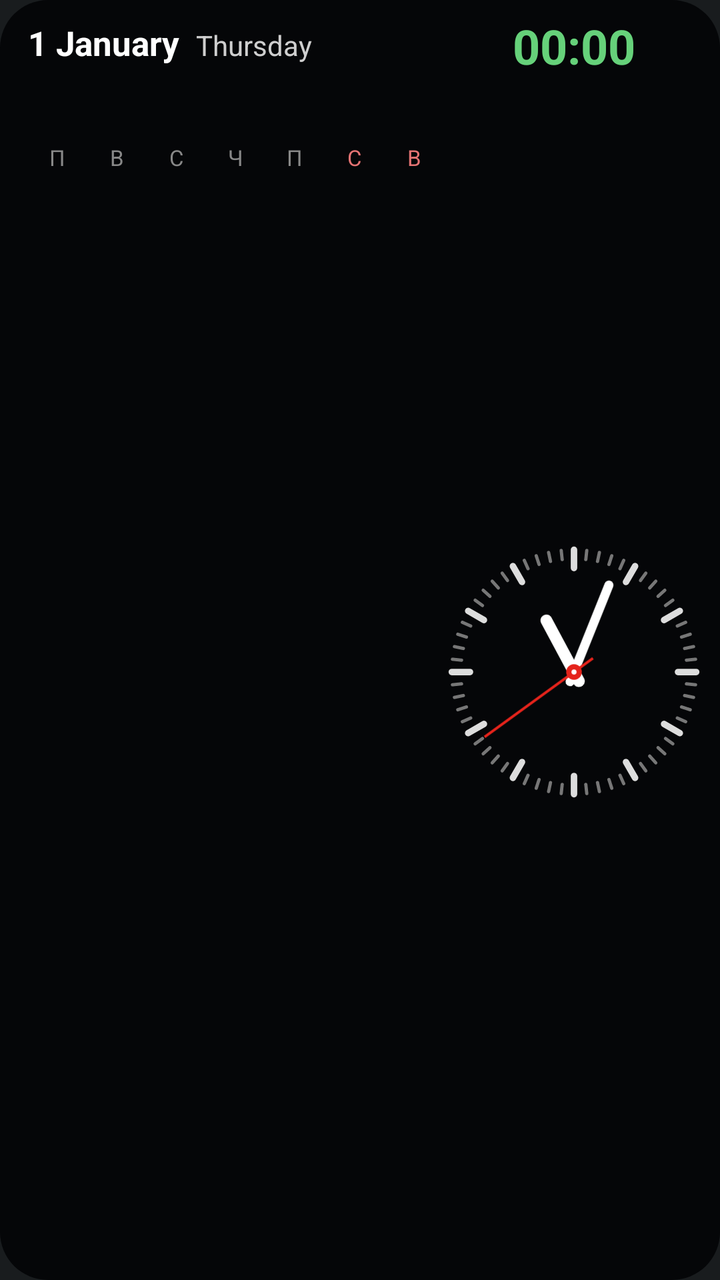
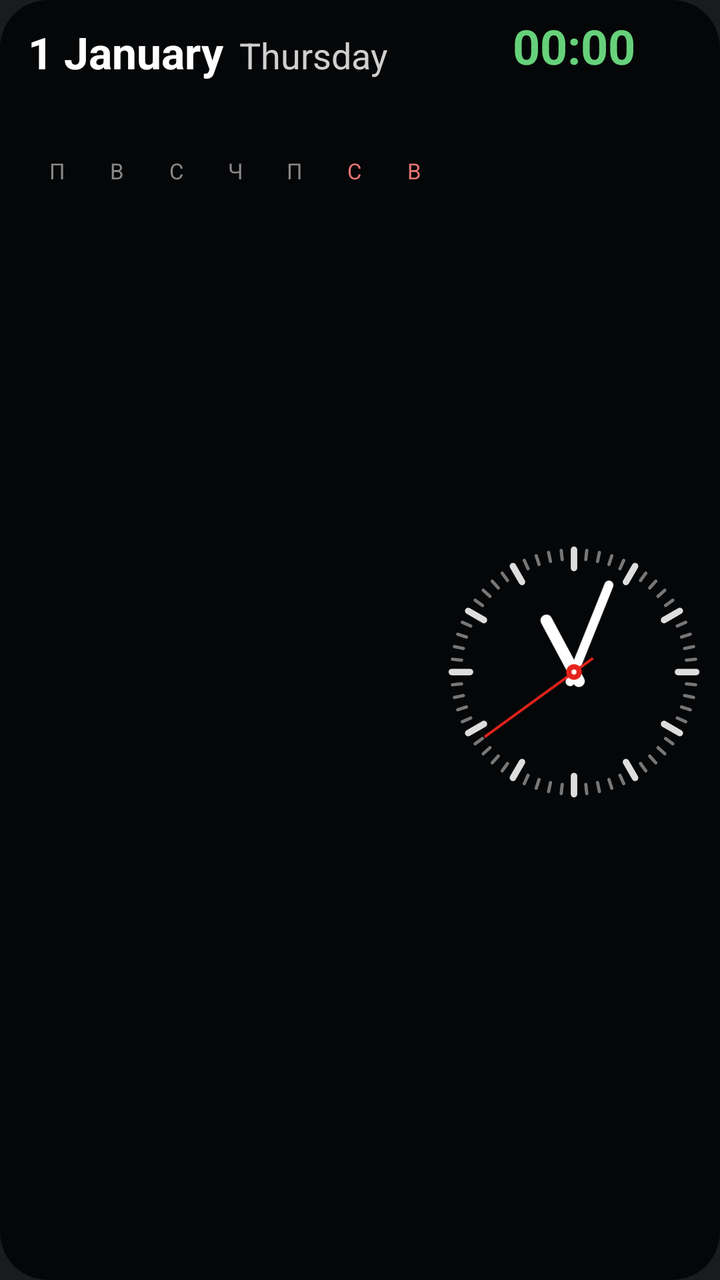

Two renders of the same Android screen: before a commit and after it. Below are the layout's source before the change and the commit's diff.
<!-- AndroidManifest.xml: application theme android:Theme.DeviceDefault.NoActionBar -->
<!-- res/layout/widget.xml -->
<?xml version="1.0" encoding="utf-8"?>
<FrameLayout xmlns:android="http://schemas.android.com/apk/res/android"
    android:id="@+id/root" android:layout_width="match_parent" android:layout_height="match_parent">
  <ImageView android:id="@+id/bg" android:layout_width="match_parent" android:layout_height="match_parent"
      android:src="@drawable/bg" android:scaleType="fitXY"/>
  <LinearLayout android:layout_width="match_parent" android:layout_height="match_parent"
      android:orientation="horizontal" android:paddingStart="14dp" android:paddingEnd="8dp"
      android:paddingTop="10dp" android:paddingBottom="8dp">
    <LinearLayout android:id="@+id/left" android:layout_width="0dp" android:layout_height="match_parent"
        android:layout_weight="1.6" android:orientation="vertical">
      <LinearLayout android:layout_width="match_parent" android:layout_height="wrap_content"
          android:orientation="horizontal" android:baselineAligned="true">
        <TextClock android:id="@+id/date" android:layout_width="wrap_content" android:layout_height="wrap_content"
            android:format12Hour="d MMMM" android:format24Hour="d MMMM" android:textSize="17sp"
            android:textStyle="bold" android:textColor="#FFFFFFFF" android:maxLines="1"/>
        <TextClock android:id="@+id/wday" android:layout_width="wrap_content" android:layout_height="wrap_content"
            android:layout_marginStart="8dp" android:format12Hour="EEEE" android:format24Hour="EEEE"
            android:textSize="14sp" android:textColor="#FFCFCFCF" android:maxLines="1"/>
      </LinearLayout>
      <LinearLayout android:id="@+id/cal" android:layout_width="match_parent" android:layout_height="0dp"
          android:layout_weight="1" android:layout_marginTop="4dp" android:orientation="vertical">
        <LinearLayout android:layout_width="match_parent" android:layout_height="0dp" android:layout_weight="1" android:orientation="horizontal"><TextView android:id="@+id/h0" android:layout_width="0dp" android:layout_height="match_parent" android:layout_weight="1" android:gravity="center" android:textSize="11sp" android:textColor="#FF888888" android:includeFontPadding="false" android:maxLines="1" android:text="П"/><TextView android:id="@+id/h1" android:layout_width="0dp" android:layout_height="match_parent" android:layout_weight="1" android:gravity="center" android:textSize="11sp" android:textColor="#FF888888" android:includeFontPadding="false" android:maxLines="1" android:text="В"/><TextView android:id="@+id/h2" android:layout_width="0dp" android:layout_height="match_parent" android:layout_weight="1" android:gravity="center" android:textSize="11sp" android:textColor="#FF888888" android:includeFontPadding="false" android:maxLines="1" android:text="С"/><TextView android:id="@+id/h3" android:layout_width="0dp" android:layout_height="match_parent" android:layout_weight="1" android:gravity="center" android:textSize="11sp" android:textColor="#FF888888" android:includeFontPadding="false" android:maxLines="1" android:text="Ч"/><TextView android:id="@+id/h4" android:layout_width="0dp" android:layout_height="match_parent" android:layout_weight="1" android:gravity="center" android:textSize="11sp" android:textColor="#FF888888" android:includeFontPadding="false" android:maxLines="1" android:text="П"/><TextView android:id="@+id/h5" android:layout_width="0dp" android:layout_height="match_parent" android:layout_weight="1" android:gravity="center" android:textSize="11sp" android:textColor="#FFE57373" android:includeFontPadding="false" android:maxLines="1" android:text="С"/><TextView android:id="@+id/h6" android:layout_width="0dp" android:layout_height="match_parent" android:layout_weight="1" android:gravity="center" android:textSize="11sp" android:textColor="#FFE57373" android:includeFontPadding="false" android:maxLines="1" android:text="В"/></LinearLayout>
        <LinearLayout android:id="@+id/row0" android:layout_width="match_parent" android:layout_height="0dp" android:layout_weight="1" android:orientation="horizontal"><TextView android:id="@+id/c0" android:layout_width="0dp" android:layout_height="match_parent" android:layout_weight="1" android:gravity="center" android:textSize="11sp" android:textColor="#FFEEEEEE" android:includeFontPadding="false" android:maxLines="1" android:text=""/><TextView android:id="@+id/c1" android:layout_width="0dp" android:layout_height="match_parent" android:layout_weight="1" android:gravity="center" android:textSize="11sp" android:textColor="#FFEEEEEE" android:includeFontPadding="false" android:maxLines="1" android:text=""/><TextView android:id="@+id/c2" android:layout_width="0dp" android:layout_height="match_parent" android:layout_weight="1" android:gravity="center" android:textSize="11sp" android:textColor="#FFEEEEEE" android:includeFontPadding="false" android:maxLines="1" android:text=""/><TextView android:id="@+id/c3" android:layout_width="0dp" android:layout_height="match_parent" android:layout_weight="1" android:gravity="center" android:textSize="11sp" android:textColor="#FFEEEEEE" android:includeFontPadding="false" android:maxLines="1" android:text=""/><TextView android:id="@+id/c4" android:layout_width="0dp" android:layout_height="match_parent" android:layout_weight="1" android:gravity="center" android:textSize="11sp" android:textColor="#FFEEEEEE" android:includeFontPadding="false" android:maxLines="1" android:text=""/><TextView android:id="@+id/c5" android:layout_width="0dp" android:layout_height="match_parent" android:layout_weight="1" android:gravity="center" android:textSize="11sp" android:textColor="#FFEEEEEE" android:includeFontPadding="false" android:maxLines="1" android:text=""/><TextView android:id="@+id/c6" android:layout_width="0dp" android:layout_height="match_parent" android:layout_weight="1" android:gravity="center" android:textSize="11sp" android:textColor="#FFEEEEEE" android:includeFontPadding="false" android:maxLines="1" android:text=""/></LinearLayout>
        <LinearLayout android:id="@+id/row1" android:layout_width="match_parent" android:layout_height="0dp" android:layout_weight="1" android:orientation="horizontal"><TextView android:id="@+id/c7" android:layout_width="0dp" android:layout_height="match_parent" android:layout_weight="1" android:gravity="center" android:textSize="11sp" android:textColor="#FFEEEEEE" android:includeFontPadding="false" android:maxLines="1" android:text=""/><TextView android:id="@+id/c8" android:layout_width="0dp" android:layout_height="match_parent" android:layout_weight="1" android:gravity="center" android:textSize="11sp" android:textColor="#FFEEEEEE" android:includeFontPadding="false" android:maxLines="1" android:text=""/><TextView android:id="@+id/c9" android:layout_width="0dp" android:layout_height="match_parent" android:layout_weight="1" android:gravity="center" android:textSize="11sp" android:textColor="#FFEEEEEE" android:includeFontPadding="false" android:maxLines="1" android:text=""/><TextView android:id="@+id/c10" android:layout_width="0dp" android:layout_height="match_parent" android:layout_weight="1" android:gravity="center" android:textSize="11sp" android:textColor="#FFEEEEEE" android:includeFontPadding="false" android:maxLines="1" android:text=""/><TextView android:id="@+id/c11" android:layout_width="0dp" android:layout_height="match_parent" android:layout_weight="1" android:gravity="center" android:textSize="11sp" android:textColor="#FFEEEEEE" android:includeFontPadding="false" android:maxLines="1" android:text=""/><TextView android:id="@+id/c12" android:layout_width="0dp" android:layout_height="match_parent" android:layout_weight="1" android:gravity="center" android:textSize="11sp" android:textColor="#FFEEEEEE" android:includeFontPadding="false" android:maxLines="1" android:text=""/><TextView android:id="@+id/c13" android:layout_width="0dp" android:layout_height="match_parent" android:layout_weight="1" android:gravity="center" android:textSize="11sp" android:textColor="#FFEEEEEE" android:includeFontPadding="false" android:maxLines="1" android:text=""/></LinearLayout>
        <LinearLayout android:id="@+id/row2" android:layout_width="match_parent" android:layout_height="0dp" android:layout_weight="1" android:orientation="horizontal"><TextView android:id="@+id/c14" android:layout_width="0dp" android:layout_height="match_parent" android:layout_weight="1" android:gravity="center" android:textSize="11sp" android:textColor="#FFEEEEEE" android:includeFontPadding="false" android:maxLines="1" android:text=""/><TextView android:id="@+id/c15" android:layout_width="0dp" android:layout_height="match_parent" android:layout_weight="1" android:gravity="center" android:textSize="11sp" android:textColor="#FFEEEEEE" android:includeFontPadding="false" android:maxLines="1" android:text=""/><TextView android:id="@+id/c16" android:layout_width="0dp" android:layout_height="match_parent" android:layout_weight="1" android:gravity="center" android:textSize="11sp" android:textColor="#FFEEEEEE" android:includeFontPadding="false" android:maxLines="1" android:text=""/><TextView android:id="@+id/c17" android:layout_width="0dp" android:layout_height="match_parent" android:layout_weight="1" android:gravity="center" android:textSize="11sp" android:textColor="#FFEEEEEE" android:includeFontPadding="false" android:maxLines="1" android:text=""/><TextView android:id="@+id/c18" android:layout_width="0dp" android:layout_height="match_parent" android:layout_weight="1" android:gravity="center" android:textSize="11sp" android:textColor="#FFEEEEEE" android:includeFontPadding="false" android:maxLines="1" android:text=""/><TextView android:id="@+id/c19" android:layout_width="0dp" android:layout_height="match_parent" android:layout_weight="1" android:gravity="center" android:textSize="11sp" android:textColor="#FFEEEEEE" android:includeFontPadding="false" android:maxLines="1" android:text=""/><TextView android:id="@+id/c20" android:layout_width="0dp" android:layout_height="match_parent" android:layout_weight="1" android:gravity="center" android:textSize="11sp" android:textColor="#FFEEEEEE" android:includeFontPadding="false" android:maxLines="1" android:text=""/></LinearLayout>
        <LinearLayout android:id="@+id/row3" android:layout_width="match_parent" android:layout_height="0dp" android:layout_weight="1" android:orientation="horizontal"><TextView android:id="@+id/c21" android:layout_width="0dp" android:layout_height="match_parent" android:layout_weight="1" android:gravity="center" android:textSize="11sp" android:textColor="#FFEEEEEE" android:includeFontPadding="false" android:maxLines="1" android:text=""/><TextView android:id="@+id/c22" android:layout_width="0dp" android:layout_height="match_parent" android:layout_weight="1" android:gravity="center" android:textSize="11sp" android:textColor="#FFEEEEEE" android:includeFontPadding="false" android:maxLines="1" android:text=""/><TextView android:id="@+id/c23" android:layout_width="0dp" android:layout_height="match_parent" android:layout_weight="1" android:gravity="center" android:textSize="11sp" android:textColor="#FFEEEEEE" android:includeFontPadding="false" android:maxLines="1" android:text=""/><TextView android:id="@+id/c24" android:layout_width="0dp" android:layout_height="match_parent" android:layout_weight="1" android:gravity="center" android:textSize="11sp" android:textColor="#FFEEEEEE" android:includeFontPadding="false" android:maxLines="1" android:text=""/><TextView android:id="@+id/c25" android:layout_width="0dp" android:layout_height="match_parent" android:layout_weight="1" android:gravity="center" android:textSize="11sp" android:textColor="#FFEEEEEE" android:includeFontPadding="false" android:maxLines="1" android:text=""/><TextView android:id="@+id/c26" android:layout_width="0dp" android:layout_height="match_parent" android:layout_weight="1" android:gravity="center" android:textSize="11sp" android:textColor="#FFEEEEEE" android:includeFontPadding="false" android:maxLines="1" android:text=""/><TextView android:id="@+id/c27" android:layout_width="0dp" android:layout_height="match_parent" android:layout_weight="1" android:gravity="center" android:textSize="11sp" android:textColor="#FFEEEEEE" android:includeFontPadding="false" android:maxLines="1" android:text=""/></LinearLayout>
        <LinearLayout android:id="@+id/row4" android:layout_width="match_parent" android:layout_height="0dp" android:layout_weight="1" android:orientation="horizontal"><TextView android:id="@+id/c28" android:layout_width="0dp" android:layout_height="match_parent" android:layout_weight="1" android:gravity="center" android:textSize="11sp" android:textColor="#FFEEEEEE" android:includeFontPadding="false" android:maxLines="1" android:text=""/><TextView android:id="@+id/c29" android:layout_width="0dp" android:layout_height="match_parent" android:layout_weight="1" android:gravity="center" android:textSize="11sp" android:textColor="#FFEEEEEE" android:includeFontPadding="false" android:maxLines="1" android:text=""/><TextView android:id="@+id/c30" android:layout_width="0dp" android:layout_height="match_parent" android:layout_weight="1" android:gravity="center" android:textSize="11sp" android:textColor="#FFEEEEEE" android:includeFontPadding="false" android:maxLines="1" android:text=""/><TextView android:id="@+id/c31" android:layout_width="0dp" android:layout_height="match_parent" android:layout_weight="1" android:gravity="center" android:textSize="11sp" android:textColor="#FFEEEEEE" android:includeFontPadding="false" android:maxLines="1" android:text=""/><TextView android:id="@+id/c32" android:layout_width="0dp" android:layout_height="match_parent" android:layout_weight="1" android:gravity="center" android:textSize="11sp" android:textColor="#FFEEEEEE" android:includeFontPadding="false" android:maxLines="1" android:text=""/><TextView android:id="@+id/c33" android:layout_width="0dp" android:layout_height="match_parent" android:layout_weight="1" android:gravity="center" android:textSize="11sp" android:textColor="#FFEEEEEE" android:includeFontPadding="false" android:maxLines="1" android:text=""/><TextView android:id="@+id/c34" android:layout_width="0dp" android:layout_height="match_parent" android:layout_weight="1" android:gravity="center" android:textSize="11sp" android:textColor="#FFEEEEEE" android:includeFontPadding="false" android:maxLines="1" android:text=""/></LinearLayout>
        <LinearLayout android:id="@+id/row5" android:layout_width="match_parent" android:layout_height="0dp" android:layout_weight="1" android:orientation="horizontal"><TextView android:id="@+id/c35" android:layout_width="0dp" android:layout_height="match_parent" android:layout_weight="1" android:gravity="center" android:textSize="11sp" android:textColor="#FFEEEEEE" android:includeFontPadding="false" android:maxLines="1" android:text=""/><TextView android:id="@+id/c36" android:layout_width="0dp" android:layout_height="match_parent" android:layout_weight="1" android:gravity="center" android:textSize="11sp" android:textColor="#FFEEEEEE" android:includeFontPadding="false" android:maxLines="1" android:text=""/><TextView android:id="@+id/c37" android:layout_width="0dp" android:layout_height="match_parent" android:layout_weight="1" android:gravity="center" android:textSize="11sp" android:textColor="#FFEEEEEE" android:includeFontPadding="false" android:maxLines="1" android:text=""/><TextView android:id="@+id/c38" android:layout_width="0dp" android:layout_height="match_parent" android:layout_weight="1" android:gravity="center" android:textSize="11sp" android:textColor="#FFEEEEEE" android:includeFontPadding="false" android:maxLines="1" android:text=""/><TextView android:id="@+id/c39" android:layout_width="0dp" android:layout_height="match_parent" android:layout_weight="1" android:gravity="center" android:textSize="11sp" android:textColor="#FFEEEEEE" android:includeFontPadding="false" android:maxLines="1" android:text=""/><TextView android:id="@+id/c40" android:layout_width="0dp" android:layout_height="match_parent" android:layout_weight="1" android:gravity="center" android:textSize="11sp" android:textColor="#FFEEEEEE" android:includeFontPadding="false" android:maxLines="1" android:text=""/><TextView android:id="@+id/c41" android:layout_width="0dp" android:layout_height="match_parent" android:layout_weight="1" android:gravity="center" android:textSize="11sp" android:textColor="#FFEEEEEE" android:includeFontPadding="false" android:maxLines="1" android:text=""/></LinearLayout>
      </LinearLayout>
    </LinearLayout>
    <LinearLayout android:layout_width="0dp" android:layout_height="match_parent" android:layout_weight="1"
        android:orientation="vertical" android:gravity="center_horizontal">
      <TextClock android:id="@+id/time" android:layout_width="wrap_content" android:layout_height="wrap_content"
          android:format12Hour="HH:mm" android:format24Hour="HH:mm" android:textSize="24sp"
          android:textStyle="bold" android:textColor="#FF66D17A" android:includeFontPadding="false"
          android:paddingStart="6dp" android:paddingEnd="6dp" android:paddingBottom="2dp"/>
      <AnalogClock android:id="@+id/analog" android:layout_width="match_parent" android:layout_height="0dp"
          android:layout_weight="1" android:dial="@drawable/dial" android:hand_hour="@drawable/hand_hour"
          android:hand_minute="@drawable/hand_minute" android:hand_second="@drawable/hand_second_0"/>
    </LinearLayout>
  </LinearLayout>
</FrameLayout>
<!-- resources referenced by this layout -->
<resources>
  <!-- drawable bg (drawable) -->
  <shape xmlns:android="http://schemas.android.com/apk/res/android"><solid android:color="#FF050608"/><corners android:radius="24dp"/></shape>
  <!-- drawable dial: vector/xml drawable (drawable, 2081 chars, omitted) -->
  <!-- drawable hand_hour (drawable) -->
  <vector xmlns:android="http://schemas.android.com/apk/res/android" android:width="160dp" android:height="160dp" android:viewportWidth="200" android:viewportHeight="200">
  <path android:pathData="M100,108 L100,55" android:strokeColor="#FFFFFFFF" android:strokeWidth="9" android:strokeLineCap="round"/>
  </vector>
  <!-- drawable hand_minute (drawable) -->
  <vector xmlns:android="http://schemas.android.com/apk/res/android" android:width="160dp" android:height="160dp" android:viewportWidth="200" android:viewportHeight="200">
  <path android:pathData="M100,108 L100,28" android:strokeColor="#FFFFFFFF" android:strokeWidth="7" android:strokeLineCap="round"/>
  </vector>
  <!-- drawable hand_second_0 (drawable) -->
  <vector xmlns:android="http://schemas.android.com/apk/res/android" android:width="160dp" android:height="160dp" android:viewportWidth="200" android:viewportHeight="200">
  <path android:pathData="M100,118 L100,15" android:strokeColor="#FFe5231b" android:strokeWidth="2"/>
  <path android:pathData="M94,100 a6,6 0 1,0 12,0 a6,6 0 1,0 -12,0" android:fillColor="#FFe5231b"/>
  <path android:pathData="M98,100 a2,2 0 1,0 4,0 a2,2 0 1,0 -4,0" android:fillColor="#FFFFFFFF"/>
  </vector>
</resources>

<!-- the commit's change to res/layout/widget.xml (unified diff, before → after) -->
@@ -8,14 +8,18 @@
       android:paddingTop="10dp" android:paddingBottom="8dp">
     <LinearLayout android:id="@+id/left" android:layout_width="0dp" android:layout_height="match_parent"
         android:layout_weight="1.6" android:orientation="vertical">
-      <LinearLayout android:layout_width="match_parent" android:layout_height="wrap_content"
-          android:orientation="horizontal" android:baselineAligned="true">
-        <TextClock android:id="@+id/date" android:layout_width="wrap_content" android:layout_height="wrap_content"
-            android:format12Hour="d MMMM" android:format24Hour="d MMMM" android:textSize="17sp"
-            android:textStyle="bold" android:textColor="#FFFFFFFF" android:maxLines="1"/>
-        <TextClock android:id="@+id/wday" android:layout_width="wrap_content" android:layout_height="wrap_content"
-            android:layout_marginStart="8dp" android:format12Hour="EEEE" android:format24Hour="EEEE"
-            android:textSize="14sp" android:textColor="#FFCFCFCF" android:maxLines="1"/>
+      <LinearLayout android:layout_width="match_parent" android:layout_height="30dp"
+          android:orientation="horizontal" android:gravity="bottom">
+        <TextClock android:id="@+id/date" android:layout_width="wrap_content" android:layout_height="match_parent"
+            android:format12Hour="d MMMM" android:format24Hour="d MMMM" android:textSize="22sp"
+            android:textStyle="bold" android:textColor="#FFFFFFFF" android:maxLines="1"
+            android:gravity="bottom" android:includeFontPadding="false"/>
+        <TextClock android:id="@+id/wday" android:layout_width="0dp" android:layout_height="match_parent"
+            android:layout_weight="1" android:layout_marginStart="8dp" android:format12Hour="EEEE" android:format24Hour="EEEE"
+            android:textColor="#FFCFCFCF" android:maxLines="1" android:gravity="bottom|start"
+            android:includeFontPadding="false" android:paddingBottom="1dp"
+            android:autoSizeTextType="uniform" android:autoSizeMinTextSize="10sp"
+            android:autoSizeMaxTextSize="18sp" android:autoSizeStepGranularity="1sp"/>
       </LinearLayout>
       <LinearLayout android:id="@+id/cal" android:layout_width="match_parent" android:layout_height="0dp"
           android:layout_weight="1" android:layout_marginTop="4dp" android:orientation="vertical">
